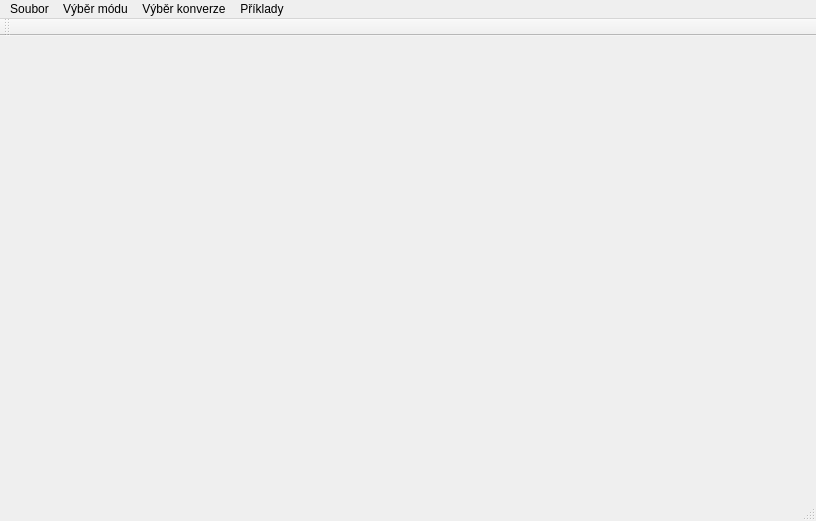
Old version of the form RegularConvertor/mainwindow.ui in the repository navrkald/regularConvertor.
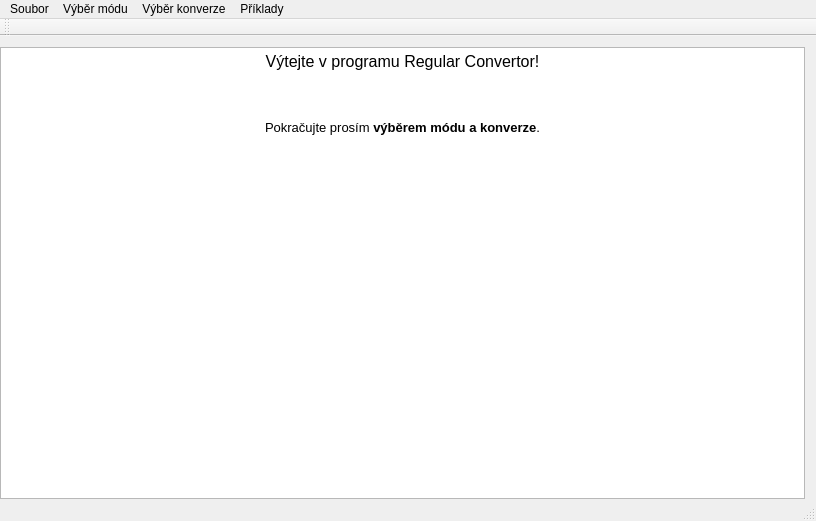
New version of the form.

What changed in the file:
```diff
--- a/RegularConvertor/mainwindow.ui
+++ b/RegularConvertor/mainwindow.ui
@@ -24,6 +24,21 @@
     <property name="verticalSpacing">
      <number>0</number>
     </property>
+    <item row="0" column="0">
+     <widget class="QTextBrowser" name="textBrowser">
+      <property name="html">
+       <string>&lt;!DOCTYPE HTML PUBLIC &quot;-//W3C//DTD HTML 4.0//EN&quot; &quot;http://www.w3.org/TR/REC-html40/strict.dtd&quot;&gt;
+&lt;html&gt;&lt;head&gt;&lt;meta name=&quot;qrichtext&quot; content=&quot;1&quot; /&gt;&lt;style type=&quot;text/css&quot;&gt;
+p, li { white-space: pre-wrap; }
+&lt;/style&gt;&lt;/head&gt;&lt;body style=&quot; font-family:'Sans Serif'; font-size:9pt; font-weight:400; font-style:normal;&quot;&gt;
+&lt;p align=&quot;center&quot; style=&quot; margin-top:0px; margin-bottom:0px; margin-left:0px; margin-right:0px; -qt-block-indent:0; text-indent:0px;&quot;&gt;&lt;span style=&quot; font-size:12pt;&quot;&gt;Výtejte v programu Regular Convertor!&lt;/span&gt;&lt;/p&gt;
+&lt;p style=&quot;-qt-paragraph-type:empty; margin-top:0px; margin-bottom:0px; margin-left:0px; margin-right:0px; -qt-block-indent:0; text-indent:0px; font-size:12pt;&quot;&gt;&lt;br /&gt;&lt;/p&gt;
+&lt;p style=&quot;-qt-paragraph-type:empty; margin-top:0px; margin-bottom:0px; margin-left:0px; margin-right:0px; -qt-block-indent:0; text-indent:0px; font-size:10pt;&quot;&gt;&lt;br /&gt;&lt;/p&gt;
+&lt;p align=&quot;center&quot; style=&quot;-qt-paragraph-type:empty; margin-top:0px; margin-bottom:0px; margin-left:0px; margin-right:0px; -qt-block-indent:0; text-indent:0px; font-size:10pt;&quot;&gt;&lt;br /&gt;&lt;/p&gt;
+&lt;p align=&quot;center&quot; style=&quot; margin-top:0px; margin-bottom:0px; margin-left:0px; margin-right:0px; -qt-block-indent:0; text-indent:0px;&quot;&gt;&lt;span style=&quot; font-size:10pt;&quot;&gt;Pokračujte prosím &lt;/span&gt;&lt;span style=&quot; font-size:10pt; font-weight:600;&quot;&gt;výběrem módu a konverze&lt;/span&gt;&lt;span style=&quot; font-size:10pt;&quot;&gt;.&lt;/span&gt;&lt;/p&gt;&lt;/body&gt;&lt;/html&gt;</string>
+      </property>
+     </widget>
+    </item>
    </layout>
   </widget>
   <widget class="QMenuBar" name="menuBar">
```
Left out of the diff: 13 changed lines with no effect on the pictures.
